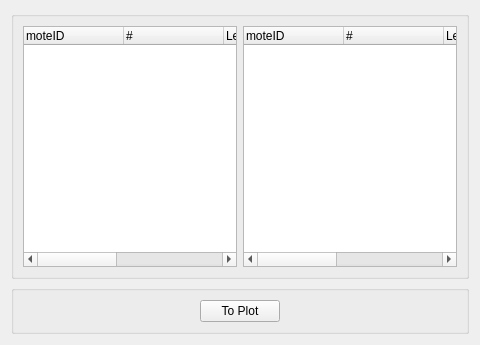
Qt form tinyos-2.x/trunk/support/cpp/TestShimmer/src/SDataWidget.ui (baharev/szte-wsn-code) before a commit.
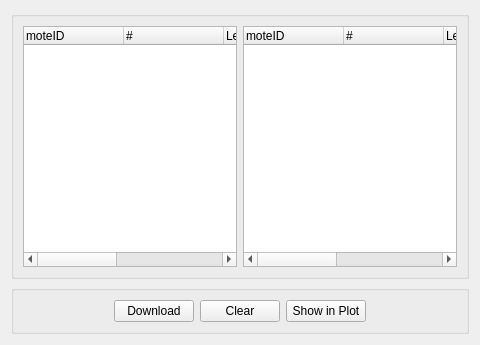
The same form after that commit.

```diff
--- a/tinyos-2.x/trunk/support/cpp/TestShimmer/src/SDataWidget.ui
+++ b/tinyos-2.x/trunk/support/cpp/TestShimmer/src/SDataWidget.ui
@@ -107,10 +107,24 @@
         </property>
        </spacer>
       </item>
+      <item>
+       <widget class="QPushButton" name="downloadButton">
+        <property name="text">
+         <string>Download</string>
+        </property>
+       </widget>
+      </item>
+      <item>
+       <widget class="QPushButton" name="clearButton">
+        <property name="text">
+         <string>Clear</string>
+        </property>
+       </widget>
+      </item>
       <item>
        <widget class="QPushButton" name="toPlotButton">
         <property name="text">
-         <string>To Plot</string>
+         <string>Show in Plot</string>
         </property>
        </widget>
       </item>
```
